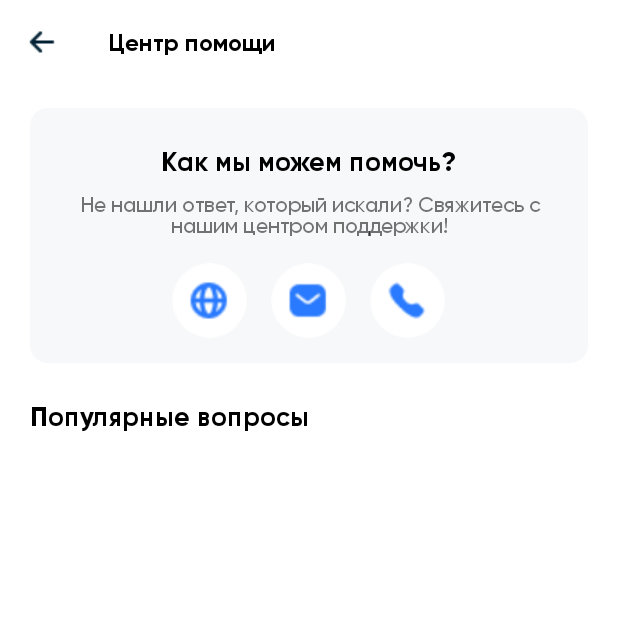
After one commit to professorDeveloper/Epolis-Insurance, an Android app: the fragment ContactUsScreen shown on its own in the app's theme, on a phone screen of 412 x 824 dp, the top half of it. The commit adds this screen. Run offline under Robolectric (Android 15) with nearby library versions, the phone set to English and light mode, and no system bars; our stand-ins replace CircleImageView; Roboto replaces fonts that are not available here.

Commit message:
add Contact screen :)

```diff
--- a/app/build.gradle
+++ b/app/build.gradle
@@ -172,6 +172,10 @@ dependencies {
     implementation 'com.zeugmasolutions.localehelper:locale-helper-android:1.5.1'
     implementation 'com.github.prongbang:localization:2.1.2'
 
+    /**
+     * Progress Loading Button
+     ***/
+    implementation 'com.github.razir.progressbutton:progressbutton:2.1.0'
 
 
 }
--- a/app/src/main/java/com/azamovhudstc/epolisinsurance/ui/screen/profile/ProfileScreen.kt
+++ b/app/src/main/java/com/azamovhudstc/epolisinsurance/ui/screen/profile/ProfileScreen.kt
@@ -19,6 +19,9 @@ class ProfileScreen : Fragment(R.layout.fragment_profile_screen) {
         openInfo.setOnClickListener {
             findNavController().navigate(R.id.editProfileScreen)
         }
+        contact_us_btn.setOnClickListener {
+            findNavController().navigate(R.id.contactUsScreen)
+        }
     }
 
 }
--- /dev/null
+++ b/app/src/main/java/com/azamovhudstc/epolisinsurance/ui/screen/profile/contact_admin/ContactUsScreen.kt
@@ -0,0 +1,8 @@
+package com.azamovhudstc.epolisinsurance.ui.screen.profile.contact_admin
+
+import androidx.fragment.app.Fragment
+import com.azamovhudstc.epolisinsurance.R
+
+class ContactUsScreen : Fragment(R.layout.contact_us_screen) {
+
+}
--- /dev/null
+++ b/app/src/main/res/drawable/contact_us_bg.xml
@@ -0,0 +1,5 @@
+<?xml version="1.0" encoding="utf-8"?>
+<shape xmlns:android="http://schemas.android.com/apk/res/android">
+<solid android:color="#F7F8F9"/>
+    <corners android:radius="12dp"/>
+</shape>
--- /dev/null
+++ b/app/src/main/res/layout/contact_us_screen.xml
@@ -0,0 +1,109 @@
+<?xml version="1.0" encoding="utf-8"?>
+<androidx.constraintlayout.widget.ConstraintLayout xmlns:android="http://schemas.android.com/apk/res/android"
+    xmlns:app="http://schemas.android.com/apk/res-auto"
+    xmlns:tools="http://schemas.android.com/tools"
+    android:layout_width="match_parent"
+    android:layout_height="match_parent"
+    tools:context=".ui.screen.profile.contact_admin.ContactUsScreen">
+
+    <androidx.appcompat.widget.Toolbar
+        android:id="@+id/contact_us_toolbar"
+        android:layout_width="match_parent"
+        app:navigationIcon="@drawable/ic_back"
+        android:layout_height="?actionBarSize"
+        app:layout_constraintEnd_toEndOf="parent"
+        app:layout_constraintStart_toStartOf="parent"
+        app:layout_constraintTop_toTopOf="parent" >
+        <androidx.constraintlayout.widget.ConstraintLayout
+            android:layout_width="match_parent"
+            android:layout_height="match_parent">
+
+            <TextView
+                android:textSize="16sp"
+                android:fontFamily="@font/gilory_bold"
+                android:textColor="@color/black"
+                android:layout_width="wrap_content"
+                android:layout_height="wrap_content"
+                android:text="@string/title_contact_us"
+                app:layout_constraintBottom_toBottomOf="parent"
+                app:layout_constraintStart_toStartOf="parent"
+                app:layout_constraintTop_toTopOf="parent" />
+        </androidx.constraintlayout.widget.ConstraintLayout>
+    </androidx.appcompat.widget.Toolbar>
+
+    <LinearLayout
+        android:id="@+id/linearLayout2"
+        android:layout_width="match_parent"
+        android:layout_height="170dp"
+        android:layout_marginHorizontal="20dp"
+        android:layout_marginTop="16dp"
+        android:background="@drawable/contact_us_bg"
+        android:orientation="vertical"
+        app:layout_constraintEnd_toEndOf="parent"
+        app:layout_constraintStart_toStartOf="parent"
+        app:layout_constraintTop_toBottomOf="@+id/contact_us_toolbar">
+
+        <TextView
+            android:layout_width="wrap_content"
+            android:layout_height="wrap_content"
+            android:layout_gravity="center"
+            android:layout_marginTop="24dp"
+            android:fontFamily="@font/gilory_bold"
+            android:text="@string/contact_us_title"
+            android:textColor="@color/black"
+            android:textSize="18sp" />
+
+        <TextView
+            android:layout_width="wrap_content"
+            android:layout_height="wrap_content"
+            android:layout_marginHorizontal="23dp"
+            android:layout_marginTop="8dp"
+            android:fontFamily="@font/gilory_medium"
+            android:text="@string/contact_us_desc"
+            android:textAlignment="center" />
+
+        <LinearLayout
+            android:layout_width="wrap_content"
+            android:layout_height="wrap_content"
+            android:layout_gravity="center"
+            android:layout_marginTop="16dp"
+            android:orientation="horizontal">
+
+            <de.hdodenhof.circleimageview.CircleImageView
+                android:id="@+id/web_contact"
+                android:layout_width="50dp"
+                android:layout_height="50dp"
+                android:src="@drawable/web" />
+
+            <de.hdodenhof.circleimageview.CircleImageView
+                android:id="@+id/mail_contact"
+                android:layout_width="50dp"
+                android:layout_height="50dp"
+                android:layout_marginStart="16dp"
+                android:src="@drawable/mail" />
+
+            <de.hdodenhof.circleimageview.CircleImageView
+                android:id="@+id/call_contact"
+                android:layout_width="50dp"
+                android:layout_height="50dp"
+                android:layout_marginStart="16dp"
+                android:src="@drawable/tell" />
+
+
+        </LinearLayout>
+
+    </LinearLayout>
+
+    <TextView
+        android:id="@+id/contact_question_title"
+        android:layout_width="wrap_content"
+        android:textSize="18sp"
+        android:fontFamily="@font/gilory_bold"
+        android:textColor="@color/black"
+        android:layout_marginTop="24dp"
+        android:layout_height="wrap_content"
+        android:text="@string/contact_question_title"
+        app:layout_constraintStart_toStartOf="@+id/linearLayout2"
+        app:layout_constraintTop_toBottomOf="@+id/linearLayout2" />
+
+</androidx.constraintlayout.widget.ConstraintLayout>
--- a/app/src/main/res/layout/edi_profile_screen.xml
+++ b/app/src/main/res/layout/edi_profile_screen.xml
@@ -7,7 +7,7 @@
     tools:context=".ui.screen.profile.edit.EditProfileScreen">
 
     <androidx.appcompat.widget.Toolbar
-        android:id="@+id/toolbar3"
+        android:id="@+id/edit_profile_toolbar"
         android:layout_width="match_parent"
         android:layout_height="?actionBarSize"
         app:layout_constraintEnd_toEndOf="parent"
@@ -42,7 +42,7 @@
         android:layout_marginTop="16dp"
         app:layout_constraintEnd_toEndOf="parent"
         app:layout_constraintStart_toStartOf="parent"
-        app:layout_constraintTop_toBottomOf="@+id/toolbar3" />
+        app:layout_constraintTop_toBottomOf="@+id/edit_profile_toolbar" />
 
     <TextView
         android:id="@+id/textView8"
--- a/app/src/main/res/values/strings.xml
+++ b/app/src/main/res/values/strings.xml
@@ -30,4 +30,9 @@
     <string name="last_name">Фамилия</string>
     <string name="phone">Номер телефона</string>
     <string name="save_profile">Сохранить изменения</string>
+    <string name="intro_btn_txt">Начать пользоваться</string>
+    <string name="title_contact_us">Центр помощи</string>
+    <string name="contact_us_title">Как мы можем помочь?</string>
+    <string name="contact_us_desc">Не нашли ответ, который искали? Свяжитесь с нашим центром поддержки!</string>
+    <string name="contact_question_title">Популярные вопросы</string>
 </resources>
```
Also changed, not shown: app/src/main/res/drawable/ic_circle.xml (added, +19 -0 lines), app/src/main/res/layout/fragment_profile_screen.xml (+8 -16 lines), app/src/main/res/navigation/app_garph.xml (+8 -0 lines), app/src/main/res/values-night/strings.xml (deleted, +0 -9 lines), app/src/main/res/drawable/mail.png (added), app/src/main/res/drawable/tell.png (added), app/src/main/res/drawable/web.png (added), 2 other files.
